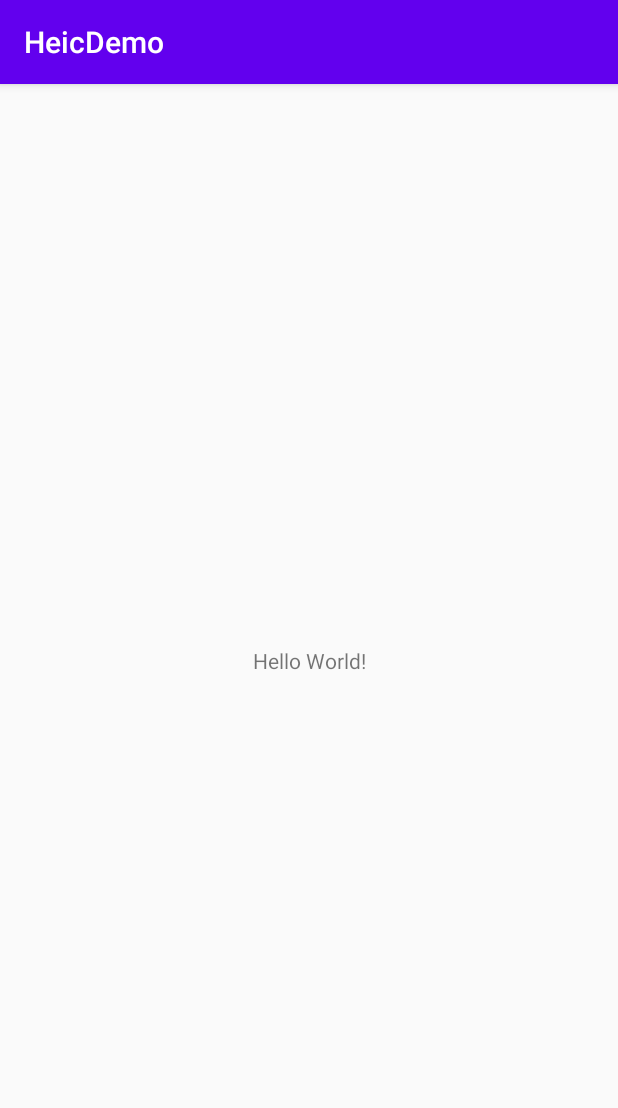
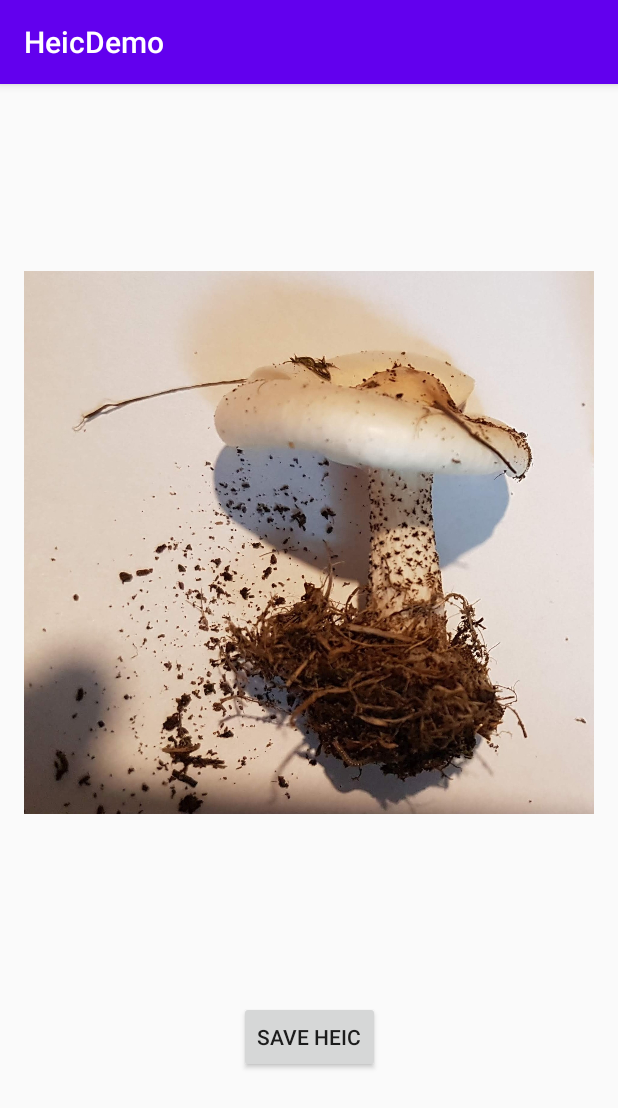
Before and after one commit to jvitinger/HeicDemo, an Android app: the screen it shows after launch (MainActivity), on a phone screen of 412 x 824 dp. Shown: the top 1108 px of the screen. Run offline under Robolectric (Android 15) with nearby library versions, the phone set to English and light mode, and no system bars; libraries missing offline, so code that uses them is left out: androidx.heifwriter.

```diff
--- a/app/build.gradle
+++ b/app/build.gradle
@@ -30,6 +30,8 @@ dependencies {
     implementation 'androidx.core:core-ktx:1.3.0'
     implementation 'androidx.appcompat:appcompat:1.1.0'
     implementation 'androidx.constraintlayout:constraintlayout:1.1.3'
+    implementation "androidx.heifwriter:heifwriter:1.0.0"
+
     testImplementation 'junit:junit:4.12'
     androidTestImplementation 'androidx.test.ext:junit:1.1.1'
     androidTestImplementation 'androidx.test.espresso:espresso-core:3.2.0'
--- a/app/src/main/res/layout/activity_main.xml
+++ b/app/src/main/res/layout/activity_main.xml
@@ -6,13 +6,26 @@
     android:layout_height="match_parent"
     tools:context=".MainActivity">
 
-    <TextView
+    <ImageView
+        android:id="@+id/original_image"
+        android:layout_width="match_parent"
+        android:layout_height="wrap_content"
+        android:adjustViewBounds="true"
+        android:padding="16dp"
+        android:src="@drawable/mushroom"
+        app:layout_constraintBottom_toTopOf="@id/btn_save_heic"
+        app:layout_constraintTop_toTopOf="parent"
+        tools:ignore="ContentDescription" />
+
+    <Button
+        android:id="@+id/btn_save_heic"
         android:layout_width="wrap_content"
         android:layout_height="wrap_content"
-        android:text="Hello World!"
+        android:text="Save HEIC"
         app:layout_constraintBottom_toBottomOf="parent"
         app:layout_constraintLeft_toLeftOf="parent"
         app:layout_constraintRight_toRightOf="parent"
-        app:layout_constraintTop_toTopOf="parent" />
+        app:layout_constraintTop_toBottomOf="@id/original_image"
+        tools:ignore="HardcodedText" />
 
 </androidx.constraintlayout.widget.ConstraintLayout>
--- /dev/null
+++ b/app/src/main/res/xml/provider_paths.xml
@@ -0,0 +1,6 @@
+<?xml version="1.0" encoding="utf-8"?>
+<paths>
+    <external-path
+        name="external_files"
+        path="." />
+</paths>
```
Also changed, not shown: app/src/main/AndroidManifest.xml (+19 -0 lines), app/src/main/java/com/example/heicdemo/MainActivity.kt (+94 -1 lines), app/src/main/res/drawable/mushroom.jpg (added).
